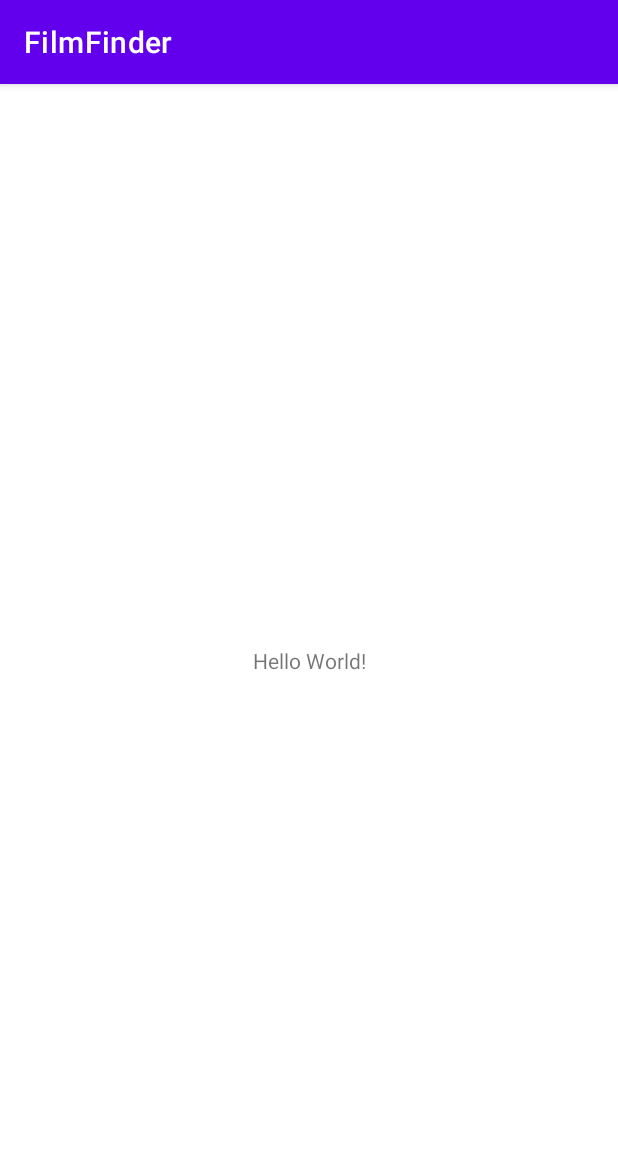
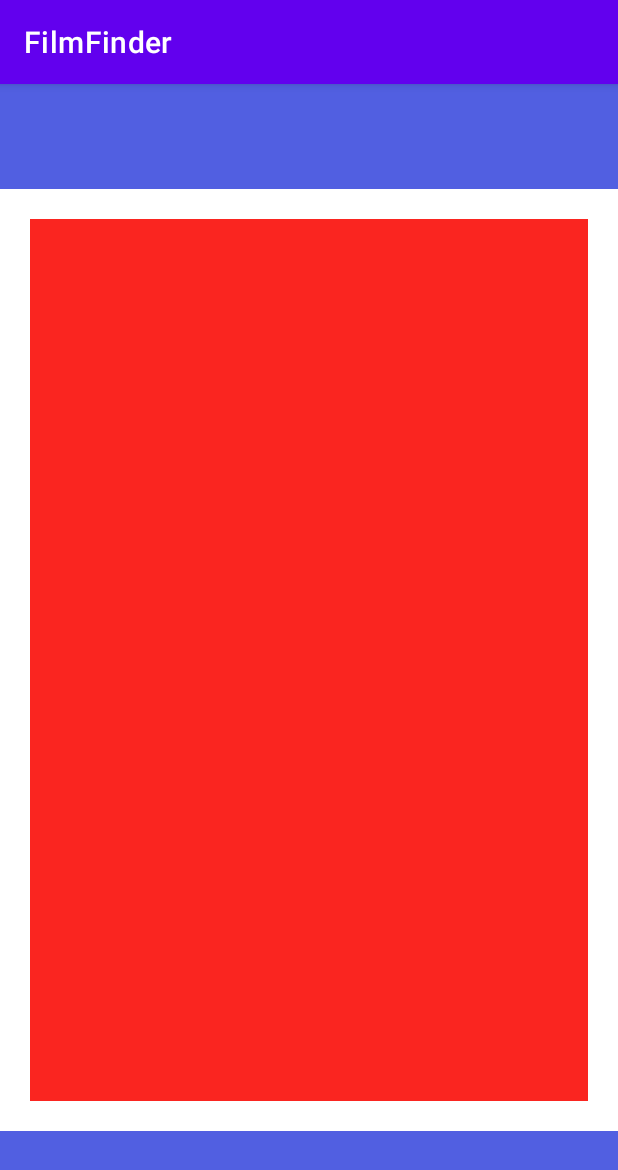
Before and after one commit to andreikslpv/FilmFinder, an Android app: the screen it shows after launch (MainActivity), on a phone screen of 412 x 824 dp. Shown: the top 1170 px of the screen. Run offline under Robolectric (Android 15) with nearby library versions, the phone set to English and light mode, and no system bars.

Commit message:
2: Homework_19: сделан прототип верстки главного меню

```diff
--- a/app/src/main/res/layout/activity_main.xml
+++ b/app/src/main/res/layout/activity_main.xml
@@ -6,13 +6,38 @@
     android:layout_height="match_parent"
     tools:context=".MainActivity">
 
-    <TextView
-        android:layout_width="wrap_content"
-        android:layout_height="wrap_content"
-        android:text="Hello World!"
-        app:layout_constraintBottom_toBottomOf="parent"
+    <FrameLayout
+        android:id="@+id/top_menu"
+        android:layout_width="match_parent"
+        android:layout_height="@dimen/height_of_menu"
+        android:background="@color/menu_background"
+        app:layout_constraintBottom_toTopOf="@id/central_menu"
         app:layout_constraintEnd_toEndOf="parent"
         app:layout_constraintStart_toStartOf="parent"
         app:layout_constraintTop_toTopOf="parent" />
 
+    <LinearLayout
+        android:id="@+id/central_menu"
+        android:layout_width="match_parent"
+        android:layout_height="@dimen/null_space"
+        android:layout_margin="@dimen/margin_of_central_menu"
+        android:background="@color/central_menu_background"
+        android:orientation="vertical"
+        app:layout_constraintBottom_toTopOf="@id/bottom_menu"
+        app:layout_constraintEnd_toEndOf="parent"
+        app:layout_constraintStart_toStartOf="parent"
+        app:layout_constraintTop_toBottomOf="@id/top_menu">
+
+    </LinearLayout>
+
+    <FrameLayout
+        android:id="@+id/bottom_menu"
+        android:layout_width="match_parent"
+        android:layout_height="@dimen/height_of_menu"
+        android:background="@color/menu_background"
+        app:layout_constraintBottom_toBottomOf="parent"
+        app:layout_constraintEnd_toEndOf="parent"
+        app:layout_constraintStart_toStartOf="parent"
+        app:layout_constraintTop_toBottomOf="@id/central_menu" />
+
 </androidx.constraintlayout.widget.ConstraintLayout>
--- a/app/src/main/res/values/colors.xml
+++ b/app/src/main/res/values/colors.xml
@@ -7,4 +7,6 @@
     <color name="teal_700">#FF018786</color>
     <color name="black">#FF000000</color>
     <color name="white">#FFFFFFFF</color>
+    <color name="menu_background">#FF515FE1</color>
+    <color name="central_menu_background">#FFFA2520</color>
 </resources>
--- /dev/null
+++ b/app/src/main/res/values/dimens.xml
@@ -0,0 +1,6 @@
+<?xml version="1.0" encoding="utf-8"?>
+<resources>
+    <dimen name="height_of_menu">70dp</dimen>
+    <dimen name="margin_of_central_menu">20dp</dimen>
+    <dimen name="null_space">0dp</dimen>
+</resources>
```
